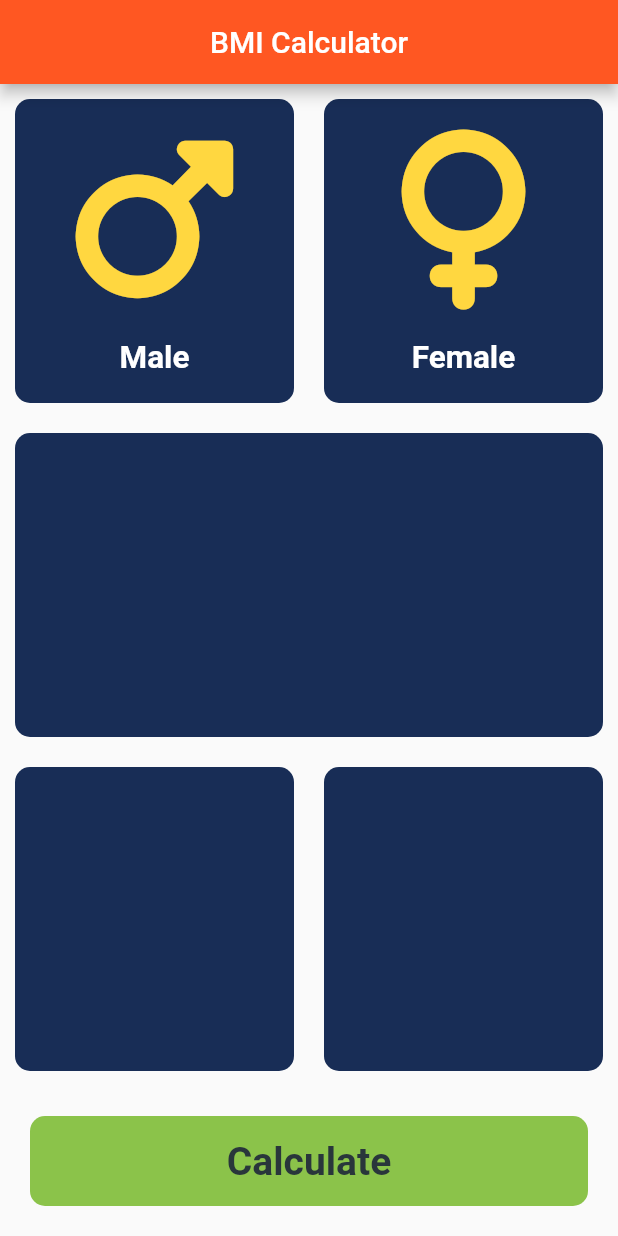
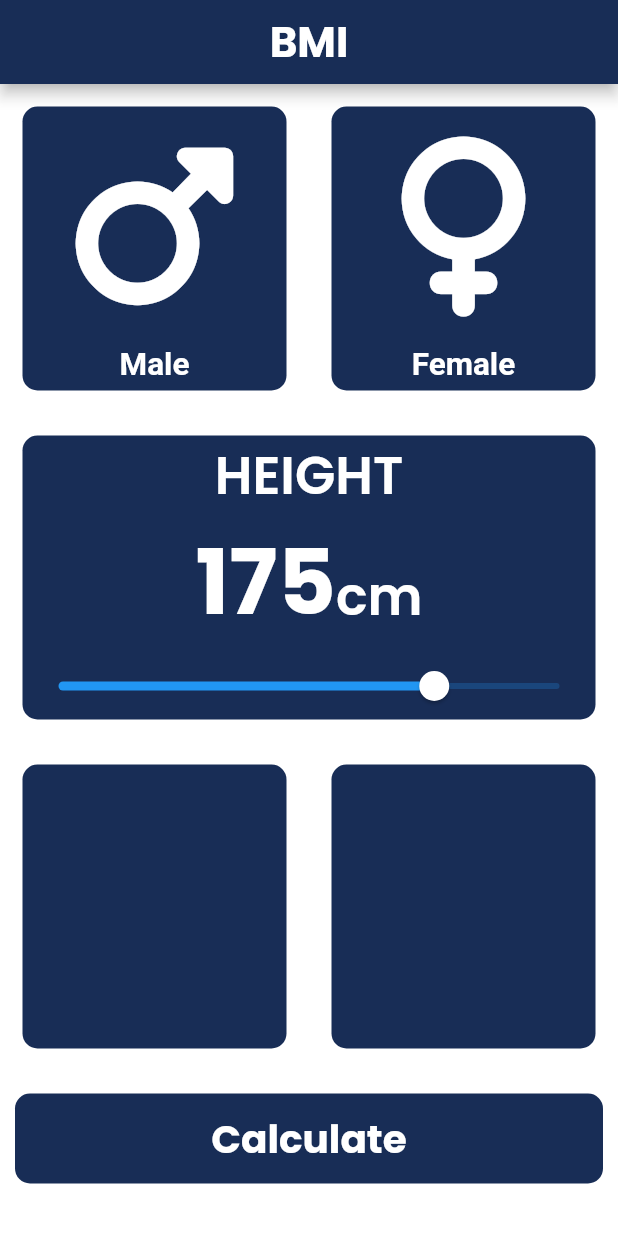
Before and after one commit to MANTHAN137/flutter_BMI_App, a Flutter app: the screen it shows after launch, on a phone screen of 412 x 824 dp. Run offline on Flutter 3.47's test engine with Material 2 defaults, Android fonts, the light colour scheme and no system bars; our stand-ins replace font_awesome_flutter, google_fonts.

Commit message:
added changes

```diff
--- a/lib/enum_file.dart
+++ b/lib/enum_file.dart
@@ -1,3 +1,16 @@
-enum Gender{
-  male,female,shemale
+import 'package:flutter/cupertino.dart';
+import 'package:flutter/material.dart';
+import 'package:google_fonts/google_fonts.dart';
+
+enum Gender { male, female, shemale }
+
+TextStyle manthanStyle({required double size, required FontWeight weight}) {
+  return GoogleFonts.poppins(
+    color: Colors.white,
+    fontSize: size,
+    fontWeight: weight,
+  );
 }
+
+Color manthanColor = const Color.fromARGB(255, 24, 45, 86);
+Color manthanColor2 = Colors.blue;
--- a/lib/main.dart
+++ b/lib/main.dart
@@ -1,6 +1,7 @@
-// ignore_for_file: use_key_in_widget_constructors
+// ignore_for_file: use_key_in_widget_constructors, prefer_const_literals_to_create_immutables
 
 import 'package:flutter/material.dart';
+import 'package:flutter/services.dart';
 import 'package:font_awesome_flutter/font_awesome_flutter.dart';
 import 'enum_file.dart';
 
@@ -14,15 +15,20 @@ class MyApp extends StatefulWidget {
 }
 
 class _MyAppState extends State<MyApp> {
-  late Gender selectedGender=Gender.shemale;
+  late Gender selectedGender = Gender.shemale;
+  int sliderVal = 175;
   @override
   Widget build(BuildContext context) {
     return MaterialApp(
         home: Scaffold(
+      backgroundColor: Colors.white.withOpacity(0.92),
       appBar: AppBar(
-        title: const Text('BMI Calculator'),
+        title: Text(
+          'BMI',
+          style: manthanStyle(size: 28, weight: FontWeight.bold),
+        ),
         centerTitle: true,
-        backgroundColor: Colors.deepOrange,
+        backgroundColor: manthanColor,
       ),
       body: Column(
         children: <Widget>[
@@ -36,6 +42,7 @@ class _MyAppState extends State<MyApp> {
                       setState(() {
                         selectedGender = Gender.male;
                       });
+                      HapticFeedback.selectionClick();
                     },
                     child: Container(
                       child: Column(
@@ -45,7 +52,7 @@ class _MyAppState extends State<MyApp> {
                               padding: EdgeInsets.all(20.0),
                               child: Icon(
                                 FontAwesomeIcons.mars,
-                                color: Colors.amberAccent,
+                                color: Colors.white,
                                 size: 120,
                               ),
                             ),
@@ -57,10 +64,12 @@ class _MyAppState extends State<MyApp> {
                                   fontWeight: FontWeight.bold))
                         ],
                       ),
-                      margin: const EdgeInsets.all(10),
+                      margin: const EdgeInsets.all(15),
                       decoration: BoxDecoration(
                           borderRadius: BorderRadius.circular(10),
-                          color: selectedGender==Gender.male? const Color.fromARGB(255, 141, 30, 215):const Color.fromARGB(255, 24, 45, 86)),
+                          color: selectedGender == Gender.male
+                              ? manthanColor2
+                              : manthanColor),
                     ),
                   ),
                 ),
@@ -69,8 +78,8 @@ class _MyAppState extends State<MyApp> {
                     onTap: () {
                       setState(() {
                         selectedGender = Gender.female;
-
                       });
+                      HapticFeedback.selectionClick();
                     },
                     child: Container(
                       child: Column(
@@ -79,7 +88,7 @@ class _MyAppState extends State<MyApp> {
                             padding: EdgeInsets.all(20.0),
                             child: Icon(
                               FontAwesomeIcons.venus,
-                              color: Colors.amberAccent,
+                              color: Colors.white,
                               size: 120,
                             ),
                           ),
@@ -92,10 +101,12 @@ class _MyAppState extends State<MyApp> {
                           )
                         ],
                       ),
-                      margin: const EdgeInsets.all(10),
+                      margin: const EdgeInsets.all(15),
                       decoration: BoxDecoration(
                           borderRadius: BorderRadius.circular(10),
-                          color: selectedGender==Gender.female? const Color.fromARGB(255, 141, 30, 215):const Color.fromARGB(255, 24, 45, 86)),
+                          color: selectedGender == Gender.female
+                              ? manthanColor2
+                              : manthanColor),
                     ),
                   ),
                 )
@@ -104,8 +115,43 @@ class _MyAppState extends State<MyApp> {
           ),
           Expanded(
             child: Container(
-
-              margin: const EdgeInsets.all(10),
+              width: double.infinity,
+              child: Column(
+                  mainAxisAlignment: MainAxisAlignment.center,
+                  children: [
+                    Text(
+                      "HEIGHT",
+                      style: manthanStyle(size: 35, weight: FontWeight.w600),
+                    ),
+                    Row(
+                        mainAxisAlignment: MainAxisAlignment.center,
+                        crossAxisAlignment: CrossAxisAlignment.baseline,
+                        textBaseline: TextBaseline.alphabetic,
+                        children: [
+                          Text(
+                            "$sliderVal",
+                            style:
+                                manthanStyle(size: 60, weight: FontWeight.bold),
+                          ),
+                          Text(
+                            "cm",
+                            style:
+                                manthanStyle(size: 35, weight: FontWeight.w600),
+                          ),
+                        ]),
+                    Slider(
+                      value: sliderVal.toDouble(),
+                      thumbColor: Colors.white,
+                      onChanged: (index) {
+                        setState(() {
+                          sliderVal = index.toInt();
+                        });
+                      },
+                      min: 100,
+                      max: 200,
+                    )
+                  ]),
+              margin: const EdgeInsets.all(15),
               decoration: BoxDecoration(
                   borderRadius: BorderRadius.circular(10),
                   color: const Color.fromARGB(255, 24, 45, 86)),
@@ -116,7 +162,7 @@ class _MyAppState extends State<MyApp> {
               children: <Widget>[
                 Expanded(
                   child: Container(
-                    margin: const EdgeInsets.all(10),
+                    margin: const EdgeInsets.all(15),
                     decoration: BoxDecoration(
                         borderRadius: BorderRadius.circular(10),
                         color: const Color.fromARGB(255, 24, 45, 86)),
@@ -124,7 +170,7 @@ class _MyAppState extends State<MyApp> {
                 ),
                 Expanded(
                   child: Container(
-                    margin: const EdgeInsets.all(10),
+                    margin: const EdgeInsets.all(15),
                     decoration: BoxDecoration(
                         borderRadius: BorderRadius.circular(10),
                         color: const Color.fromARGB(255, 24, 45, 86)),
@@ -134,19 +180,15 @@ class _MyAppState extends State<MyApp> {
             ),
           ),
           Container(
-            margin: const EdgeInsets.all(20),
+            margin: const EdgeInsets.fromLTRB(10, 15, 10, 35),
             width: double.infinity,
             decoration: BoxDecoration(
-                borderRadius: BorderRadius.circular(10),
-                color: Colors.lightGreen),
+                borderRadius: BorderRadius.circular(10), color: manthanColor),
             height: 60,
-            child: const Center(
+            child: Center(
                 child: Text(
               'Calculate',
-              style: TextStyle(
-                  fontWeight: FontWeight.bold,
-                  color: Color.fromARGB(255, 41, 54, 59),
-                  fontSize: 26),
+              style: manthanStyle(size: 26, weight: FontWeight.bold),
             )),
           )
         ],
--- a/pubspec.yaml
+++ b/pubspec.yaml
@@ -36,6 +36,8 @@ dependencies:
   cupertino_icons: ^1.0.2
   font_awesome_flutter:
   hexcolor: ^2.0.6
+  google_fonts: ^2.3.1
+  vibrate: ^0.0.4
 
 dev_dependencies:
   flutter_test:
```
Also changed, not shown: pubspec.lock, 1 other file.
